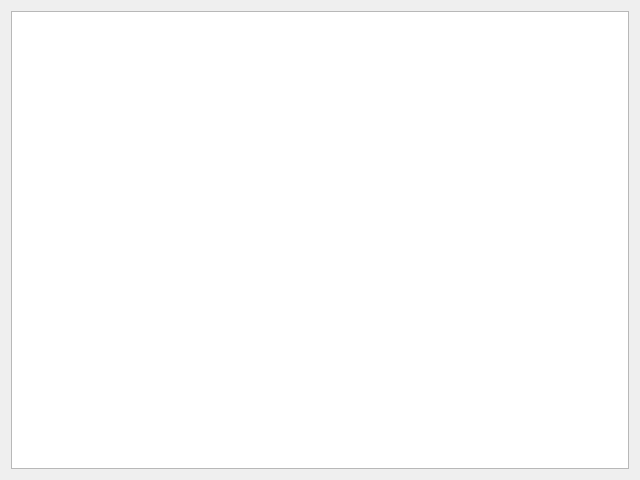
Before: the Qt Designer form main.ui in MaxSDemin/Coffee, drawn with Qt 5.
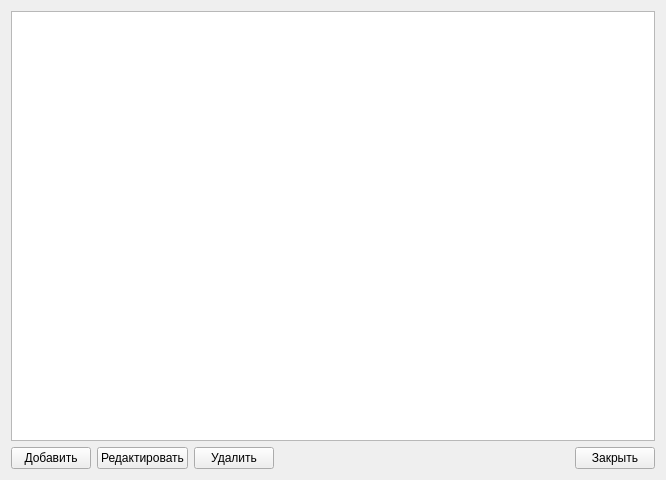
After: the same form once the commit is applied.

```diff
--- a/main.ui
+++ b/main.ui
@@ -6,7 +6,7 @@
    <rect>
     <x>0</x>
     <y>0</y>
-    <width>640</width>
+    <width>666</width>
     <height>480</height>
    </rect>
   </property>
@@ -14,8 +14,59 @@
    <string>Кофе</string>
   </property>
   <layout class="QGridLayout" name="gridLayout">
-   <item row="0" column="0">
-    <widget class="QTableWidget" name="table"/>
+   <item row="1" column="4">
+    <widget class="QPushButton" name="button_close">
+     <property name="text">
+      <string>Закрыть</string>
+     </property>
+    </widget>
+   </item>
+   <item row="1" column="2">
+    <widget class="QPushButton" name="button_del">
+     <property name="text">
+      <string>Удалить</string>
+     </property>
+    </widget>
+   </item>
+   <item row="1" column="0">
+    <widget class="QPushButton" name="button_add">
+     <property name="text">
+      <string>Добавить</string>
+     </property>
+    </widget>
+   </item>
+   <item row="0" column="0" colspan="5">
+    <widget class="QTableWidget" name="table">
+     <property name="editTriggers">
+      <set>QAbstractItemView::AnyKeyPressed|QAbstractItemView::EditKeyPressed</set>
+     </property>
+     <property name="selectionBehavior">
+      <enum>QAbstractItemView::SelectRows</enum>
+     </property>
+     <attribute name="verticalHeaderVisible">
+      <bool>false</bool>
+     </attribute>
+    </widget>
+   </item>
+   <item row="1" column="1">
+    <widget class="QPushButton" name="button_edit">
+     <property name="text">
+      <string>Редактировать</string>
+     </property>
+    </widget>
+   </item>
+   <item row="1" column="3">
+    <spacer name="horizontalSpacer">
+     <property name="orientation">
+      <enum>Qt::Horizontal</enum>
+     </property>
+     <property name="sizeHint" stdset="0">
+      <size>
+       <width>40</width>
+       <height>20</height>
+      </size>
+     </property>
+    </spacer>
    </item>
   </layout>
  </widget>
```
